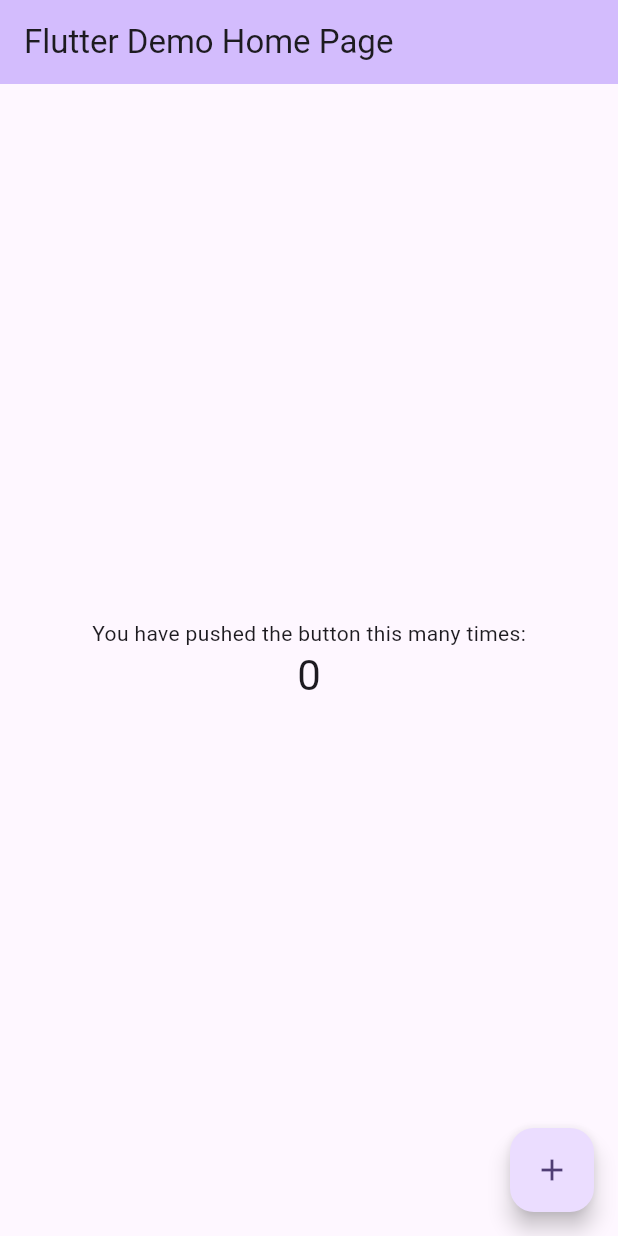
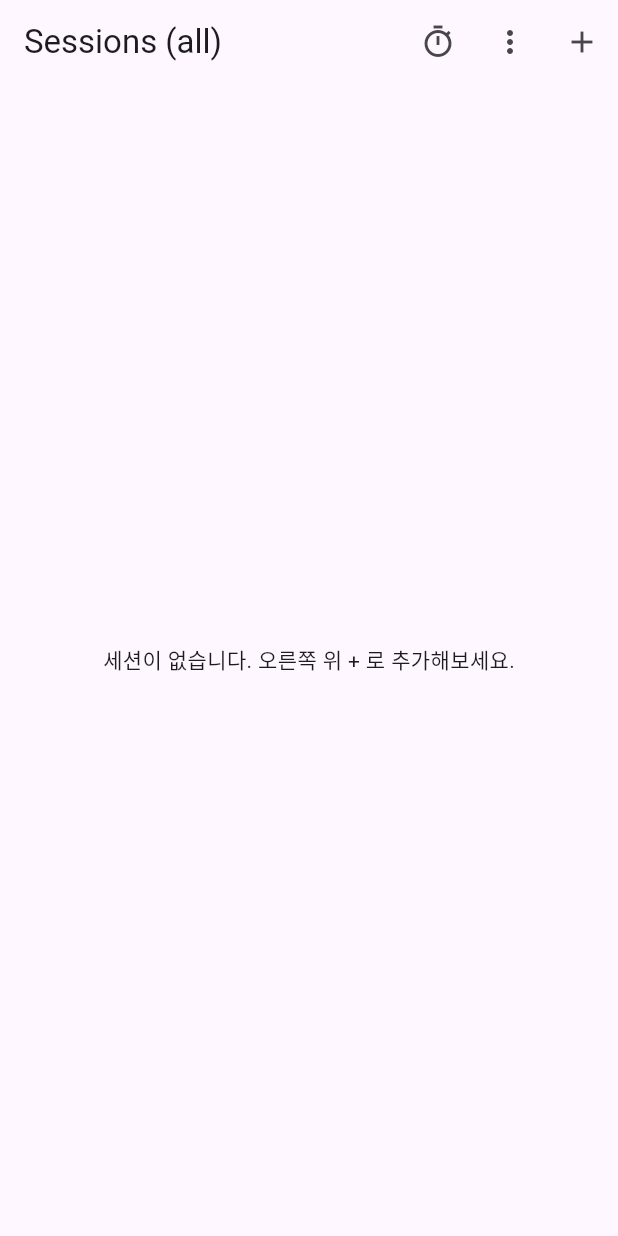
Before and after one commit to yong6210/LifeAppProject, a Flutter app: the screen it shows after launch, on a phone screen of 412 x 824 dp. Run offline on Flutter 3.47's test engine with Material 3 defaults, Android fonts, the phone set to English and light mode, and no system bars; our stand-ins replace flutter_riverpod, isar; accounts and stored records are empty; generated files the repository leaves out were written again.

Commit message:
feat(timer): add start/stop toggle and reset; sessions auto-save

```diff
--- a/lib/main.dart
+++ b/lib/main.dart
@@ -1,122 +1,115 @@
 import 'package:flutter/material.dart';
+import 'package:flutter_riverpod/flutter_riverpod.dart';
+import 'features/timer/timer_page.dart';
+import 'services/db.dart';
+import 'providers/db_provider.dart';
+import 'providers/session_providers.dart';
 
-void main() {
-  runApp(const MyApp());
+void main() async {
+  WidgetsFlutterBinding.ensureInitialized();
+  await DB.instance(); // Isar 미리 오픈(선택)
+  runApp(const ProviderScope(child: MyApp()));
 }
 
 class MyApp extends StatelessWidget {
   const MyApp({super.key});
-
-  // This widget is the root of your application.
   @override
   Widget build(BuildContext context) {
     return MaterialApp(
-      title: 'Flutter Demo',
+      title: 'Life App',
       theme: ThemeData(
-        // This is the theme of your application.
-        //
-        // TRY THIS: Try running your application with "flutter run". You'll see
-        // the application has a purple toolbar. Then, without quitting the app,
-        // try changing the seedColor in the colorScheme below to Colors.green
-        // and then invoke "hot reload" (save your changes or press the "hot
-        // reload" button in a Flutter-supported IDE, or press "r" if you used
-        // the command line to start the app).
-        //
-        // Notice that the counter didn't reset back to zero; the application
-        // state is not lost during the reload. To reset the state, use hot
-        // restart instead.
-        //
-        // This works for code too, not just values: Most code changes can be
-        // tested with just a hot reload.
         colorScheme: ColorScheme.fromSeed(seedColor: Colors.deepPurple),
+        useMaterial3: true,
       ),
-      home: const MyHomePage(title: 'Flutter Demo Home Page'),
+      home: const MyHomePage(title: 'Sessions'),
     );
   }
 }
 
-class MyHomePage extends StatefulWidget {
+class MyHomePage extends ConsumerWidget {
   const MyHomePage({super.key, required this.title});
-
-  // This widget is the home page of your application. It is stateful, meaning
-  // that it has a State object (defined below) that contains fields that affect
-  // how it looks.
-
-  // This class is the configuration for the state. It holds the values (in this
-  // case the title) provided by the parent (in this case the App widget) and
-  // used by the build method of the State. Fields in a Widget subclass are
-  // always marked "final".
-
   final String title;
 
   @override
-  State<MyHomePage> createState() => _MyHomePageState();
-}
+  Widget build(BuildContext context, WidgetRef ref) {
+    final isarAsync = ref.watch(isarProvider);
+    final filter = ref.watch(sessionFilterProvider);
 
-class _MyHomePageState extends State<MyHomePage> {
-  int _counter = 0;
-
-  void _incrementCounter() {
-    setState(() {
-      // This call to setState tells the Flutter framework that something has
-      // changed in this State, which causes it to rerun the build method below
-      // so that the display can reflect the updated values. If we changed
-      // _counter without calling setState(), then the build method would not be
-      // called again, and so nothing would appear to happen.
-      _counter++;
-    });
-  }
-
-  @override
-  Widget build(BuildContext context) {
-    // This method is rerun every time setState is called, for instance as done
-    // by the _incrementCounter method above.
-    //
-    // The Flutter framework has been optimized to make rerunning build methods
-    // fast, so that you can just rebuild anything that needs updating rather
-    // than having to individually change instances of widgets.
+    return isarAsync.when(
+      loading: () => const Scaffold(body: Center(child: CircularProgressIndicator())),
+      error: (e, st) => Scaffold(body: Center(child: Text('DB error: $e'))),
+      data: (_) {
+        final sessionsAsync = ref.watch(sessionsStreamProvider);
         return Scaffold(
           appBar: AppBar(
-        // TRY THIS: Try changing the color here to a specific color (to
-        // Colors.amber, perhaps?) and trigger a hot reload to see the AppBar
-        // change color while the other colors stay the same.
-        backgroundColor: Theme.of(context).colorScheme.inversePrimary,
-        // Here we take the value from the MyHomePage object that was created by
-        // the App.build method, and use it to set our appbar title.
-        title: Text(widget.title),
+            title: Text('$title (${filter.name})'),
+            actions: [
+              // ⏱ 타이머 페이지로 이동 버튼 추가
+              IconButton(
+                tooltip: 'Timer',
+                onPressed: () {
+                  Navigator.of(context).push(
+                    MaterialPageRoute(builder: (_) => const TimerPage()),
+                  );
+                },
+                icon: const Icon(Icons.timer_outlined),
               ),
-      body: Center(
-        // Center is a layout widget. It takes a single child and positions it
-        // in the middle of the parent.
-        child: Column(
-          // Column is also a layout widget. It takes a list of children and
-          // arranges them vertically. By default, it sizes itself to fit its
-          // children horizontally, and tries to be as tall as its parent.
-          //
-          // Column has various properties to control how it sizes itself and
-          // how it positions its children. Here we use mainAxisAlignment to
-          // center the children vertically; the main axis here is the vertical
-          // axis because Columns are vertical (the cross axis would be
-          // horizontal).
-          //
-          // TRY THIS: Invoke "debug painting" (choose the "Toggle Debug Paint"
-          // action in the IDE, or press "p" in the console), to see the
-          // wireframe for each widget.
-          mainAxisAlignment: MainAxisAlignment.center,
-          children: <Widget>[
-            const Text('You have pushed the button this many times:'),
-            Text(
-              '$_counter',
-              style: Theme.of(context).textTheme.headlineMedium,
+              PopupMenuButton<SessionFilter>(
+                initialValue: filter,
+                onSelected: (f) => ref.read(sessionFilterProvider.notifier).state = f,
+                itemBuilder: (context) => const [
+                  PopupMenuItem(value: SessionFilter.all, child: Text('전체')),
+                  PopupMenuItem(value: SessionFilter.today, child: Text('오늘')),
+                  PopupMenuItem(value: SessionFilter.week, child: Text('이번 주')),
+                ],
+              ),
+              IconButton(
+                tooltip: '더미 추가',
+                onPressed: () => ref.read(addDemoSessionProvider.future),
+                icon: const Icon(Icons.add),
               ),
             ],
           ),
+          body: sessionsAsync.when(
+            loading: () => const Center(child: CircularProgressIndicator()),
+            error: (e, st) => Center(child: Text('세션 로드 오류: $e')),
+            data: (list) {
+              if (list.isEmpty) {
+                return const Center(child: Text('세션이 없습니다. 오른쪽 위 + 로 추가해보세요.'));
+              }
+              return ListView.separated(
+                itemCount: list.length,
+                separatorBuilder: (_, __) => const Divider(height: 1),
+                itemBuilder: (context, i) {
+                  final s = list[i];
+                  return Dismissible(
+                    key: ValueKey(s.id),
+                    background: Container(color: Colors.red),
+                    onDismissed: (_) {
+                      ref.read(deleteSessionProvider(s.id).future);
+                      ScaffoldMessenger.of(context).showSnackBar(
+                        const SnackBar(content: Text('삭제됨')),
+                      );
+                    },
+                    child: ListTile(
+                      title: Text('${s.mode} • ${(s.durationSeconds / 60).toStringAsFixed(1)}분'),
+                      subtitle: Text(
+                        '${s.startTime} ~ ${s.endTime}${s.note != null ? '\n${s.note}' : ''}',
+                        maxLines: 2,
+                        overflow: TextOverflow.ellipsis,
                       ),
-      floatingActionButton: FloatingActionButton(
-        onPressed: _incrementCounter,
-        tooltip: 'Increment',
-        child: const Icon(Icons.add),
-      ), // This trailing comma makes auto-formatting nicer for build methods.
+                      trailing: IconButton(
+                        icon: const Icon(Icons.delete_outline),
+                        onPressed: () => ref.read(deleteSessionProvider(s.id).future),
+                      ),
+                    ),
+                  );
+                },
+              );
+            },
+          ),
+        );
+      },
     );
   }
 }
--- /dev/null
+++ b/lib/providers/db_provider.dart
@@ -0,0 +1,5 @@
+import 'package:flutter_riverpod/flutter_riverpod.dart';
+import 'package:isar/isar.dart';
+import '../services/db.dart';
+
+final isarProvider = FutureProvider<Isar>((ref) async => DB.instance());
--- /dev/null
+++ b/lib/providers/session_providers.dart
@@ -0,0 +1,47 @@
+import 'package:flutter_riverpod/flutter_riverpod.dart';
+import 'package:isar/isar.dart';
+import '../models/session.dart';
+import '../repositories/session_repository.dart';
+import '../utils/date_range.dart';
+import 'db_provider.dart';
+
+final sessionRepoProvider = Provider<SessionRepository>((ref) {
+  final isar = ref.watch(isarProvider).requireValue;
+  return SessionRepository(isar);
+});
+
+enum SessionFilter { all, today, week }
+
+final sessionFilterProvider = StateProvider<SessionFilter>((_) => SessionFilter.all);
+
+final sessionsStreamProvider = StreamProvider<List<Session>>((ref) {
+  final repo = ref.watch(sessionRepoProvider);
+  final filter = ref.watch(sessionFilterProvider);
+  switch (filter) {
+    case SessionFilter.all:
+      return repo.watchAll();
+    case SessionFilter.today:
+      final r = todayRange();
+      return repo.watchInRange(r.start, r.end);
+    case SessionFilter.week:
+      final r = thisWeekRange();
+      return repo.watchInRange(r.start, r.end);
+  }
+});
+
+final addDemoSessionProvider = FutureProvider<void>((ref) async {
+  final repo = ref.watch(sessionRepoProvider);
+  final now = DateTime.now();
+  final s = Session()
+    ..mode = 'focus'
+    ..durationSeconds = 25 * 60
+    ..startTime = now
+    ..endTime = now.add(const Duration(minutes: 25))
+    ..note = 'demo';
+  await repo.add(s);
+});
+
+final deleteSessionProvider = FutureProvider.family<void, Id>((ref, id) async {
+  final repo = ref.watch(sessionRepoProvider);
+  await repo.deleteById(id);
+});
--- /dev/null
+++ b/lib/repositories/session_repository.dart
@@ -0,0 +1,41 @@
+import 'package:isar/isar.dart';
+import '../models/session.dart';
+
+class SessionRepository {
+  final Isar isar;
+  SessionRepository(this.isar);
+
+  Stream<List<Session>> watchAll() {
+    return isar.sessions.where().sortByStartTimeDesc().watch(fireImmediately: true);
+  }
+
+  Stream<List<Session>> watchInRange(DateTime start, DateTime end) {
+    return isar.sessions
+        .filter()
+        .startTimeGreaterThan(start, include: true)
+        .and()
+        .startTimeLessThan(end, include: false)
+        .sortByStartTimeDesc()
+        .watch(fireImmediately: true);
+  }
+
+  Future<int> count() => isar.sessions.count();
+
+  Future<void> add(Session s) async {
+    await isar.writeTxn(() async {
+      await isar.sessions.put(s);
+    });
+  }
+
+  Future<void> deleteById(Id id) async {
+    await isar.writeTxn(() async {
+      await isar.sessions.delete(id);
+    });
+  }
+
+  Future<void> clearAll() async {
+    await isar.writeTxn(() async {
+      await isar.sessions.clear();
+    });
+  }
+}
--- /dev/null
+++ b/lib/services/db.dart
@@ -0,0 +1,18 @@
+import 'package:isar/isar.dart';
+import 'package:path_provider/path_provider.dart';
+import '../models/session.dart';
+import '../models/settings.dart';
+
+class DB {
+  static Isar? _isar;
+
+  static Future<Isar> instance() async {
+    if (_isar != null) return _isar!;
+    final dir = await getApplicationDocumentsDirectory();
+    _isar = await Isar.open(
+      [SessionSchema, SettingsSchema],
+      directory: dir.path,
+    );
+    return _isar!;
+  }
+}
```
Also changed, not shown: lib/features/timer/timer_controller.dart (added, +80 -0 lines), lib/features/timer/timer_page.dart (added, +85 -0 lines), lib/features/timer/timer_state.dart (added, +40 -0 lines), lib/models/session.dart (added, +19 -0 lines), lib/models/settings.dart (added, +14 -0 lines), lib/utils/date_range.dart (added, +21 -0 lines), pubspec.yaml (+8 -3 lines), lib/models/session.g.dart (added), lib/models/settings.g.dart (added), pubspec.lock, 14 other files. Lines whose indentation alone changed are shown as unchanged.
